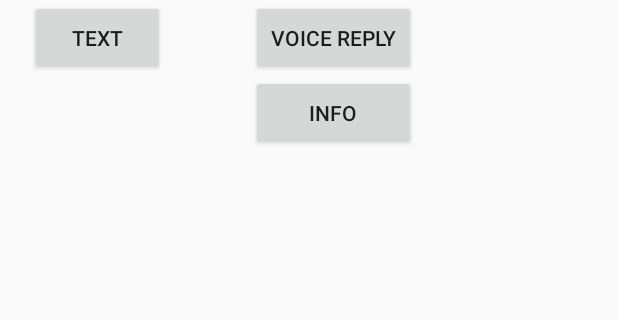
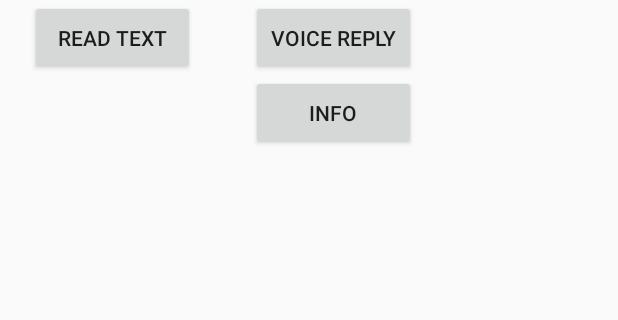
Before and after one commit to mjniuz/bido-java-android, an Android app: the screen it shows after launch (MainActivity), on a phone screen of 412 x 824 dp, the part 429-749 px from its top. Run offline under Robolectric (Android 15) with nearby library versions, the phone set to English and light mode, and no system bars; 1 statement that could not run was skipped.

Commit message:
update readme instruction

```diff
--- a/app/src/main/res/layout/activity_main.xml
+++ b/app/src/main/res/layout/activity_main.xml
@@ -34,10 +34,10 @@
             android:text="Descriptor" />
         <Button
             android:id="@+id/buttonText"
-            android:layout_width="90dp"
+            android:layout_width="110dp"
             android:layout_height="50dp"
             android:layout_below="@+id/descriptorBtn"
-            android:text="Text" />
+            android:text="Read Text" />
 
         <Button
             android:id="@+id/facBtn"
```
Also changed, not shown: 1 other file.
